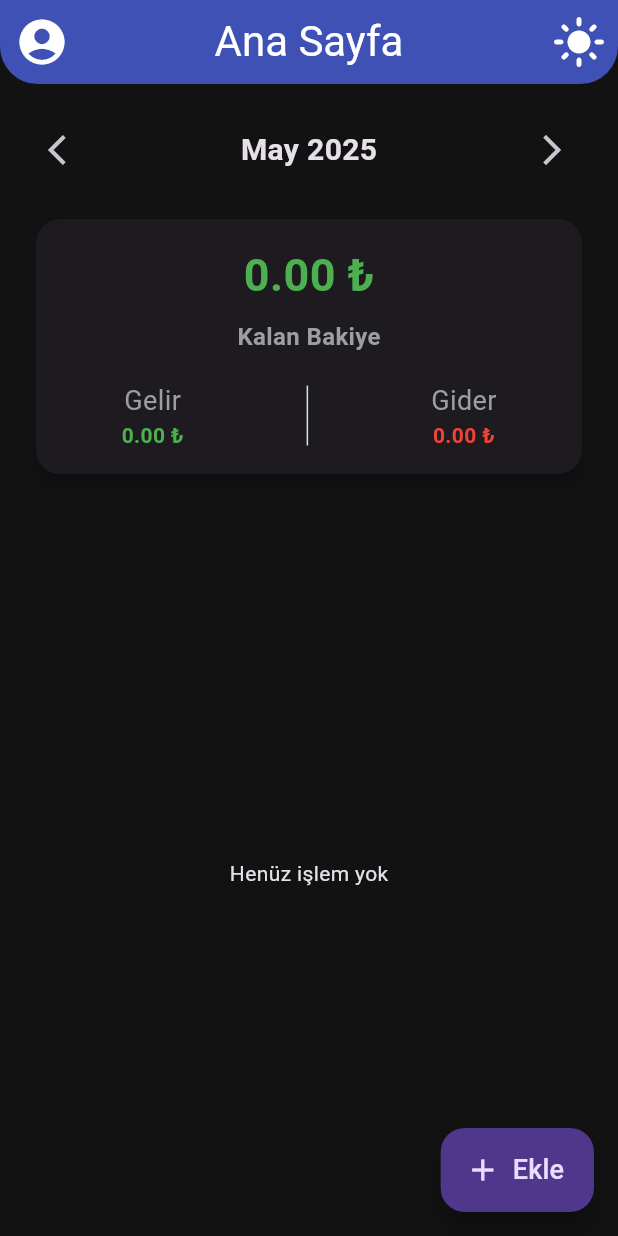
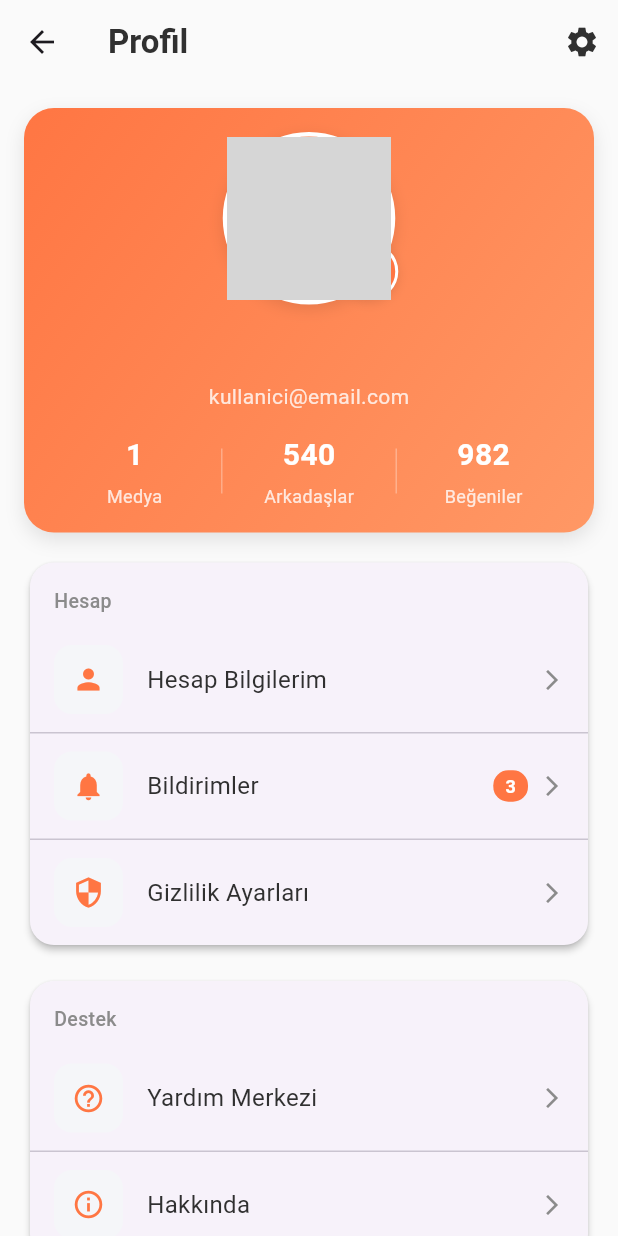
Before and after one commit to Federkleid/Donem-Projesi-Ahmet-Yuksek, a Flutter app: the screen it shows after launch, after a tap on the "arrow forward ios" icon, after a tap on the "account circle" icon, on a phone screen of 412 x 824 dp. Run offline on Flutter 3.47's test engine with Material 3 defaults, Android fonts, the phone set to English and light mode, and no system bars; our stand-ins replace shared_preferences; network calls fail; grey boxes are pictures that could not be loaded.

Commit message:
Profil Ekranı Eklendi
Profil butonuna tıklayınca erişilebileceğimiz kullanıcının profil ayarları (Kullanıcı Adı) ekleyebileceği sayfanın tasarımı ve kullanıcı adı kayıt işlemi yapıldı

```diff
--- /dev/null
+++ b/gelir_gider_app/lib/screens/edit_profile_screen.dart
@@ -0,0 +1,64 @@
+import 'package:flutter/material.dart';
+import 'package:shared_preferences/shared_preferences.dart';
+
+class EditProfileScreen extends StatefulWidget {
+  const EditProfileScreen({super.key});
+
+  @override
+  State<EditProfileScreen> createState() => _EditProfileScreenState();
+}
+
+class _EditProfileScreenState extends State<EditProfileScreen> {
+  final TextEditingController _controller = TextEditingController();
+
+  @override
+  void initState() {
+    super.initState();
+    _loadUserName();
+  }
+
+  Future<void> _loadUserName() async {
+    final prefs = await SharedPreferences.getInstance();
+    _controller.text = prefs.getString('user_name') ?? '';
+  }
+
+  Future<void> _saveUserName() async {
+    final prefs = await SharedPreferences.getInstance();
+    await prefs.setString('user_name', _controller.text.trim());
+    Navigator.pop(context, true); // ProfileScreen'e geri dön ve güncellendiğini bildir
+  }
+
+  @override
+  Widget build(BuildContext context) {
+    return Scaffold(
+      appBar: AppBar(
+        title: const Text("Hesap Bilgilerini Düzenle"),
+        backgroundColor: const Color(0xFFFF7643),
+      ),
+      body: Padding(
+        padding: const EdgeInsets.all(16.0),
+        child: Column(
+          children: [
+            TextField(
+              controller: _controller,
+              decoration: const InputDecoration(
+                labelText: "Kullanıcı Adı",
+                border: OutlineInputBorder(),
+              ),
+            ),
+            const SizedBox(height: 20),
+            ElevatedButton.icon(
+              icon: const Icon(Icons.save),
+              label: const Text("Kaydet"),
+              onPressed: _saveUserName,
+              style: ElevatedButton.styleFrom(
+                backgroundColor: const Color(0xFFFF7643),
+                minimumSize: const Size(double.infinity, 50),
+              ),
+            )
+          ],
+        ),
+      ),
+    );
+  }
+}
--- a/gelir_gider_app/lib/screens/home_page.dart
+++ b/gelir_gider_app/lib/screens/home_page.dart
@@ -1,4 +1,5 @@
 import 'package:flutter/material.dart';
+import 'package:gelir_gider_app/screens/profile_screen.dart';
 import 'package:gelir_gider_app/widgets/transaction_drag_sheet.dart';
 import 'package:intl/intl.dart';
 import 'package:shared_preferences/shared_preferences.dart';
@@ -104,7 +105,12 @@ class _HomeScreenState extends State<HomeScreen> {
       home: Scaffold(
         appBar: AppBar(
           leading: IconButton(
-            onPressed: () {},
+            onPressed: () {
+              Navigator.push(
+                context,
+                MaterialPageRoute(builder: (context) => const ProfileScreen()),
+              );
+            },
             icon: Icon(Icons.account_circle_rounded, size: 36),
             color: isDarkMode ? Colors.white : Colors.black,
           ),
--- /dev/null
+++ b/gelir_gider_app/lib/screens/profile_screen.dart
@@ -0,0 +1,388 @@
+import 'package:flutter/material.dart';
+import 'package:gelir_gider_app/screens/edit_profile_screen.dart';
+import 'package:shared_preferences/shared_preferences.dart';
+
+class ProfileScreen extends StatefulWidget {
+  const ProfileScreen({super.key});
+
+  @override
+  State<ProfileScreen> createState() => _ProfileScreenState();
+}
+
+class _ProfileScreenState extends State<ProfileScreen> {
+  String userName = "";
+
+  @override
+  void initState() {
+    super.initState();
+    _loadUserName();
+  }
+
+  Future<void> _loadUserName() async {
+    final prefs = await SharedPreferences.getInstance();
+    setState(() {
+      userName = prefs.getString('user_name') ?? '';
+    });
+  }
+
+  @override
+  Widget build(BuildContext context) {
+    return Scaffold(
+      backgroundColor: Colors.grey[50],
+      appBar: AppBar(
+        elevation: 0,
+        backgroundColor: Colors.transparent,
+        title: const Text(
+          "Profil",
+          style: TextStyle(
+            color: Color(0xFF303030),
+            fontWeight: FontWeight.bold,
+          ),
+        ),
+        actions: [
+          IconButton(
+            icon: const Icon(Icons.settings, color: Color(0xFF303030)),
+            onPressed: () {},
+          ),
+        ],
+      ),
+      body: SingleChildScrollView(
+        child: Column(
+          children: [
+            Container(
+              width: double.infinity,
+              margin: const EdgeInsets.all(16.0),
+              padding: const EdgeInsets.all(16.0),
+              decoration: BoxDecoration(
+                gradient: const LinearGradient(
+                  colors: [Color(0xFFFF7643), Color(0xFFFF9865)],
+                  begin: Alignment.topLeft,
+                  end: Alignment.bottomRight,
+                ),
+                borderRadius: BorderRadius.circular(20),
+                boxShadow: [
+                  BoxShadow(
+                    color: Colors.black.withOpacity(0.1),
+                    blurRadius: 10,
+                    offset: const Offset(0, 5),
+                  ),
+                ],
+              ),
+              child: Column(
+                children: [
+                  const ProfilePic(),
+                  const SizedBox(height: 15),
+                   Text(
+                    '$userName' ?? "Kullanıcı Adı Yok",
+                    style: TextStyle(
+                      fontSize: 22,
+                      fontWeight: FontWeight.bold,
+                      color: Colors.white,
+                    ),
+                  ),
+                  const SizedBox(height: 5),
+                  Text(
+                    "kullanici@email.com",
+                    style: TextStyle(
+                      fontSize: 14,
+                      color: Colors.white.withOpacity(0.8),
+                    ),
+                  ),
+                  const SizedBox(height: 15),
+                  Row(
+                    mainAxisAlignment: MainAxisAlignment.center,
+                    children: [
+                      _buildStatItem("Medya", "1"),
+                      Container(
+                        height: 30,
+                        width: 1,
+                        color: Colors.white.withOpacity(0.3),
+                      ),
+                      _buildStatItem("Arkadaşlar", "540"),
+                      Container(
+                        height: 30,
+                        width: 1,
+                        color: Colors.white.withOpacity(0.3),
+                      ),
+                      _buildStatItem("Beğeniler", "982"),
+                    ],
+                  ),
+                ],
+              ),
+            ),
+
+            Padding(
+              padding: const EdgeInsets.symmetric(horizontal: 16.0),
+              child: Card(
+                shape: RoundedRectangleBorder(
+                  borderRadius: BorderRadius.circular(16),
+                ),
+                elevation: 2,
+                child: Column(
+                  children: [
+                    _buildMenuCategory("Hesap"),
+                    ProfileMenu(
+                      text: "Hesap Bilgilerim",
+                      icon: Icons.person,
+                      press: () async {
+                        final result = await Navigator.push(
+                          context,
+                          MaterialPageRoute(
+                            builder: (_) => const EditProfileScreen(),
+                          ),
+                        );
+                        if (result == true) {
+                          _loadUserName();
+                        }
+                      },
+                    ),
+
+                    const Divider(height: 1),
+                    ProfileMenu(
+                      text: "Bildirimler",
+                      icon: Icons.notifications,
+                      press: () {},
+                      showBadge: true,
+                    ),
+                    const Divider(height: 1),
+                    ProfileMenu(
+                      text: "Gizlilik Ayarları",
+                      icon: Icons.security,
+                      press: () {},
+                    ),
+                  ],
+                ),
+              ),
+            ),
+
+            const SizedBox(height: 16),
+
+            Padding(
+              padding: const EdgeInsets.symmetric(horizontal: 16.0),
+              child: Card(
+                shape: RoundedRectangleBorder(
+                  borderRadius: BorderRadius.circular(16),
+                ),
+                elevation: 2,
+                child: Column(
+                  children: [
+                    _buildMenuCategory("Destek"),
+                    ProfileMenu(
+                      text: "Yardım Merkezi",
+                      icon: Icons.help_outline,
+                      press: () {},
+                    ),
+                    const Divider(height: 1),
+                    ProfileMenu(
+                      text: "Hakkında",
+                      icon: Icons.info_outline,
+                      press: () {},
+                    ),
+                  ],
+                ),
+              ),
+            ),
+
+            const SizedBox(height: 16),
+
+            Padding(
+              padding: const EdgeInsets.all(16.0),
+              child: ElevatedButton.icon(
+                style: ElevatedButton.styleFrom(
+                  foregroundColor: Colors.white,
+                  backgroundColor: const Color(0xFFFF7643),
+                  minimumSize: const Size(double.infinity, 56),
+                  shape: RoundedRectangleBorder(
+                    borderRadius: BorderRadius.circular(12),
+                  ),
+                  elevation: 3,
+                ),
+                onPressed: () {},
+
+                label: const Text(
+                  "Çıkış Yap",
+                  style: TextStyle(fontSize: 16, fontWeight: FontWeight.bold),
+                ),
+                icon: const Icon(Icons.logout, size: 20, color: Colors.black),
+              ),
+            ),
+
+            const SizedBox(height: 30),
+          ],
+        ),
+      ),
+    );
+  }
+
+  Widget _buildStatItem(String title, String value) {
+    return Expanded(
+      child: Column(
+        children: [
+          Text(
+            value,
+            style: const TextStyle(
+              fontSize: 20,
+              fontWeight: FontWeight.bold,
+              color: Colors.white,
+            ),
+          ),
+          const SizedBox(height: 4),
+          Text(
+            title,
+            style: TextStyle(
+              fontSize: 12,
+              color: Colors.white.withOpacity(0.8),
+            ),
+          ),
+        ],
+      ),
+    );
+  }
+
+  Widget _buildMenuCategory(String title) {
+    return Padding(
+      padding: const EdgeInsets.fromLTRB(16, 16, 16, 8),
+      child: Align(
+        alignment: Alignment.centerLeft,
+        child: Text(
+          title,
+          style: const TextStyle(
+            color: Color(0xFF8B8B8B),
+            fontSize: 13,
+            fontWeight: FontWeight.w500,
+          ),
+        ),
+      ),
+    );
+  }
+}
+
+class ProfilePic extends StatelessWidget {
+  const ProfilePic({Key? key}) : super(key: key);
+
+  @override
+  Widget build(BuildContext context) {
+    return Container(
+      height: 115,
+      width: 115,
+      decoration: BoxDecoration(
+        shape: BoxShape.circle,
+        border: Border.all(color: Colors.white, width: 3),
+        boxShadow: [
+          BoxShadow(
+            color: Colors.black.withOpacity(0.1),
+            blurRadius: 8,
+            offset: const Offset(0, 3),
+          ),
+        ],
+      ),
+      child: Stack(
+        fit: StackFit.expand,
+        clipBehavior: Clip.none,
+        children: [
+          ClipOval(
+            child: Image.network(
+              "https://instagram.fasr1-1.fna.fbcdn.net/v/t51.2885-19/412113301_176902778839413_3065672340390524892_n.jpg?stp=dst-jpg_s150x150_tt6&_nc_ht=instagram.fasr1-1.fna.fbcdn.net&_nc_cat=109&_nc_oc=Q6cZ2QFrVyxOb_AYLt2xMYzKfdZxg1-eI6lL4pQVhfI4glPvLaQn1fyUskT-mNAY0s5BETc&_nc_ohc=WyH-ze_XSdAQ7kNvwHxMzHi&_nc_gid=W8s2BGaIOrhIQqPLyIdIbg&edm=AP4sbd4BAAAA&ccb=7-5&oh=00_AfFdfgu--ba28RLnkXmfJvNBF2qHjK1A9c9a7F2W7aDWJA&oe=680E796C&_nc_sid=7a9f4b",
+              fit: BoxFit.cover,
+            ),
+          ),
+          Positioned(
+            right: -5,
+            bottom: 0,
+            child: Container(
+              height: 38,
+              width: 38,
+              decoration: BoxDecoration(
+                color: const Color(0xFFFF7643),
+                shape: BoxShape.circle,
+                border: Border.all(color: Colors.white, width: 2),
+                boxShadow: [
+                  BoxShadow(
+                    color: Colors.black.withOpacity(0.1),
+                    blurRadius: 5,
+                    offset: const Offset(0, 2),
+                  ),
+                ],
+              ),
+              child: IconButton(
+                padding: EdgeInsets.zero,
+                onPressed: () {},
+                icon: const Icon(
+                  Icons.photo_camera,
+                  color: Colors.white,
+                  size: 20,
+                ),
+              ),
+            ),
+          ),
+        ],
+      ),
+    );
+  }
+}
+
+class ProfileMenu extends StatelessWidget {
+  const ProfileMenu({
+    Key? key,
+    required this.text,
+    required this.icon,
+    this.showBadge = false,
+    this.press,
+  }) : super(key: key);
+
+  final String text;
+  final IconData icon;
+  final bool showBadge;
+  final VoidCallback? press;
+
+  @override
+  Widget build(BuildContext context) {
+    return InkWell(
+      onTap: press,
+      child: Padding(
+        padding: const EdgeInsets.symmetric(horizontal: 16, vertical: 12),
+        child: Row(
+          children: [
+            Container(
+              padding: const EdgeInsets.all(12),
+              decoration: BoxDecoration(
+                color: const Color(0xFFF5F6F9),
+                borderRadius: BorderRadius.circular(12),
+              ),
+              child: Icon(icon, color: const Color(0xFFFF7643), size: 22),
+            ),
+            const SizedBox(width: 16),
+            Expanded(
+              child: Text(
+                text,
+                style: const TextStyle(fontSize: 16, color: Color(0xFF303030)),
+              ),
+            ),
+            if (showBadge)
+              Container(
+                padding: const EdgeInsets.symmetric(horizontal: 8, vertical: 2),
+                decoration: BoxDecoration(
+                  color: const Color(0xFFFF7643),
+                  borderRadius: BorderRadius.circular(10),
+                ),
+                child: const Text(
+                  "3",
+                  style: TextStyle(
+                    color: Colors.white,
+                    fontSize: 12,
+                    fontWeight: FontWeight.bold,
+                  ),
+                ),
+              ),
+            const SizedBox(width: 8),
+            const Icon(
+              Icons.arrow_forward_ios,
+              color: Color(0xFF8B8B8B),
+              size: 16,
+            ),
+          ],
+        ),
+      ),
+    );
+  }
+}
--- a/gelir_gider_app/lib/screens/splash_screen.dart
+++ b/gelir_gider_app/lib/screens/splash_screen.dart
@@ -1,4 +1,5 @@
 import 'package:flutter/material.dart';
+import 'package:shared_preferences/shared_preferences.dart';
 
 class SplashScreen extends StatefulWidget {
   static const String routeName = '/splash_screen';
@@ -11,11 +12,21 @@ class SplashScreen extends StatefulWidget {
 }
 
 class _SplashScreenState extends State<SplashScreen> {
+  String userName = '';
+
   @override
   void initState() {
     super.initState();
+    _loadUserName();
     Future.delayed(const Duration(seconds: 2), () {
       Navigator.pushNamed(context, widget.routesName);
+    });
+  }
+
+  Future<void> _loadUserName() async {
+    SharedPreferences prefs = await SharedPreferences.getInstance();
+    setState(() {
+      userName = prefs.getString('user_name') ?? '';
     });
   }
 
@@ -34,8 +45,8 @@ class _SplashScreenState extends State<SplashScreen> {
         child: Column(
           mainAxisAlignment: MainAxisAlignment.center,
           crossAxisAlignment: CrossAxisAlignment.center,
-          children: const [
-            SizedBox(
+          children: [
+            const SizedBox(
               height: 75,
               width: 75,
               child: CircularProgressIndicator(
@@ -43,8 +54,15 @@ class _SplashScreenState extends State<SplashScreen> {
                 strokeWidth: 5,
               ),
             ),
-            SizedBox(height: 70,),
-            Text('Hoşgeldiniz Ahmet Bey',style: TextStyle(fontWeight: FontWeight.w800),)
+            const SizedBox(height: 70),
+            Text(
+              'Hoşgeldiniz ${userName.isNotEmpty ? userName : ""} Bey',
+              style: const TextStyle(
+                fontWeight: FontWeight.w800,
+                fontSize: 18,
+                color: Colors.white,
+              ),
+            ),
           ],
         ),
       ),
--- a/gelir_gider_app/pubspec.yaml
+++ b/gelir_gider_app/pubspec.yaml
@@ -9,6 +9,7 @@ environment:
 dependencies:
   flutter:
     sdk: flutter
+  flutter_svg: ^2.1.0
   intl: ^0.20.2
   shared_preferences: ^2.5.2
 
```
Also changed, not shown: gelir_gider_app/pubspec.lock.
